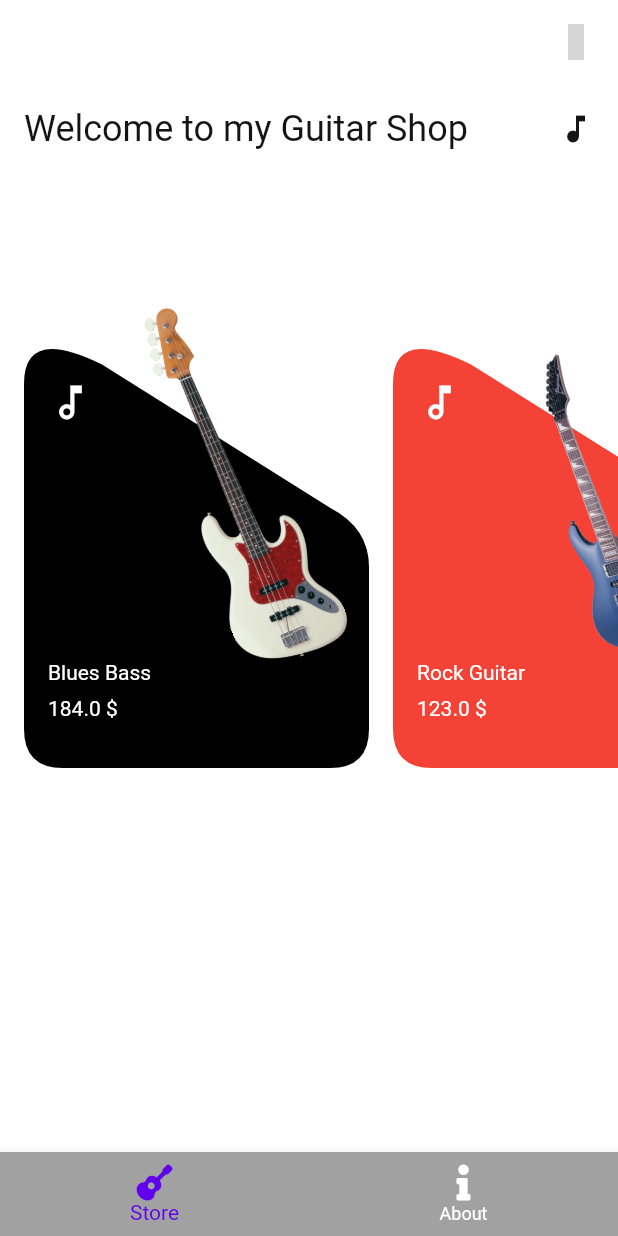
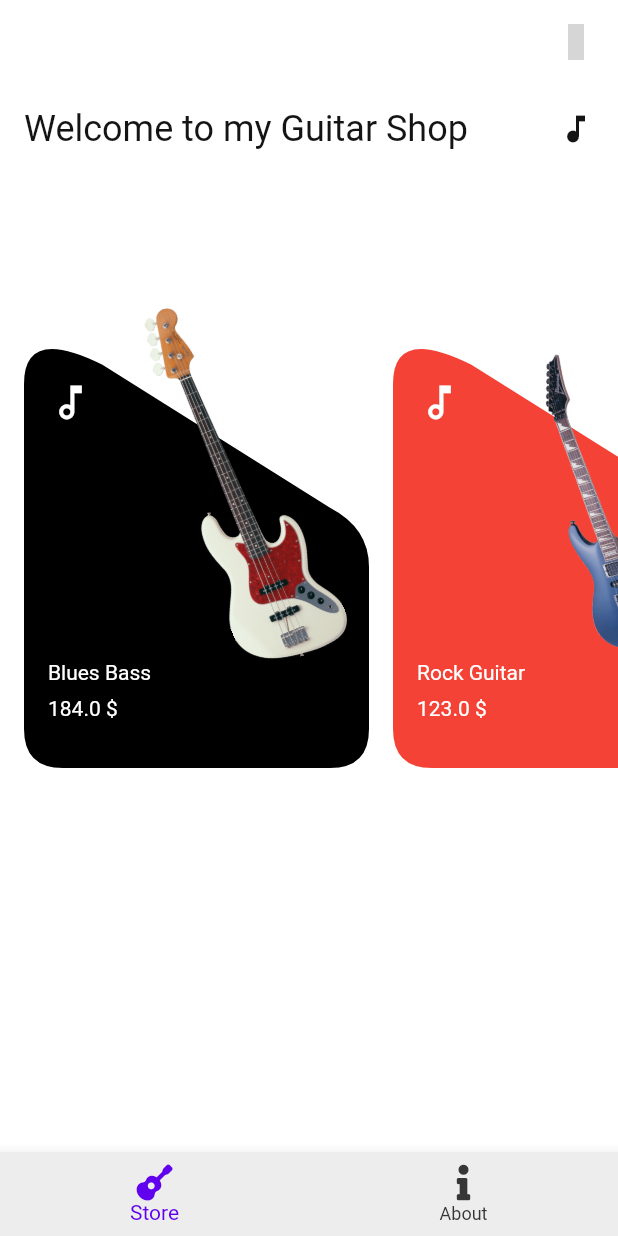
Before and after one commit to Sal7one/Guitar-Experimental-App-Flutter, a Flutter app: the screen it shows after launch, on a phone screen of 412 x 824 dp. Run offline on Flutter 3.47's test engine with Material 2 defaults, Android fonts, the phone set to English and light mode, and no system bars; our stand-ins replace fluttericon, shared_preferences; grey boxes are pictures that could not be loaded.

Commit message:
about page and color work

```diff
--- a/lib/constants.dart
+++ b/lib/constants.dart
@@ -3,4 +3,5 @@ class Constants {
   static const String themePreferenceLight = "theme_light";
   static const String themePreferenceDark = "theme_dark";
   static const String storePageTitle = "Welcome to my Guitar Shop";
+  static const String aboutPageTitle = "About This App";
 }
--- /dev/null
+++ b/lib/pages/About.dart
@@ -0,0 +1,27 @@
+import 'package:flutter/material.dart';
+import 'package:guitar_shop_practice/constants.dart';
+
+class About extends StatefulWidget {
+  const About({Key? key}) : super(key: key);
+
+  @override
+  _AboutState createState() => _AboutState();
+}
+
+class _AboutState extends State<About> {
+  @override
+  Widget build(BuildContext context) {
+    return Column(
+      crossAxisAlignment: CrossAxisAlignment.center,
+      children: [
+        Container(
+          padding: const EdgeInsets.fromLTRB(15, 10, 0, 0),
+          child: Text(
+            Constants.aboutPageTitle,
+            style: Theme.of(context).textTheme.headline5,
+          ),
+        ),
+      ],
+    );
+  }
+}
--- /dev/null
+++ b/lib/pages/GuitarRoom.dart
@@ -0,0 +1,88 @@
+
+import 'package:flutter/material.dart';
+import 'package:guitar_shop_practice/pages/widgets/GuitarBackground.dart';
+import 'package:guitar_shop_practice/constants.dart';
+import 'package:guitar_shop_practice/models/Guitar.dart';
+import 'ShowRoom.dart';
+
+class GuitarRoom extends StatelessWidget {
+  const GuitarRoom({
+    Key? key,
+    required this.guitarList,
+  }) : super(key: key);
+
+  final List<Guitar> guitarList;
+
+  @override
+  Widget build(BuildContext context) {
+    return ListView(
+      children: [
+        Padding(
+          padding: const EdgeInsets.all(16),
+          child: Row(
+            mainAxisAlignment: MainAxisAlignment.spaceBetween,
+            children: [
+              Text(
+                Constants.storePageTitle,
+                style: Theme.of(context).textTheme.headline5,
+              ),
+              const Icon(Icons.music_note_sharp)
+            ],
+          ),
+        ),
+        const SizedBox(
+          height: 60,
+        ),
+        Container(
+          height: 320,
+          margin: const EdgeInsets.symmetric(vertical: 16),
+          child: ListView.builder(
+            itemCount: guitarList.length,
+            scrollDirection: Axis.horizontal,
+            physics: const BouncingScrollPhysics(),
+            padding: const EdgeInsets.symmetric(horizontal: 16),
+            itemBuilder: (context, index) {
+              return GestureDetector(
+                onTap: () {
+                  Navigator.of(context).push(
+                    MaterialPageRoute(
+                      builder: (_) =>
+                          ShowRoom(theGuitar: guitarList[index]),
+                    ),
+                  );
+                },
+                child: Container(
+                  width: 230,
+                  margin: const EdgeInsets.only(right: 16),
+                  child: Stack(
+                    children: <Widget>[
+                      Padding(
+                        padding: const EdgeInsets.only(top: 25),
+                        child: GuitarBackground(index, 230, context),
+                      ),
+                      Positioned(
+                        right: 55,
+                        bottom: 65,
+                        child: Hero(
+                          tag: "hero${guitarList[index].imgPath}",
+                          child: Transform.rotate(
+                            angle: -0.4,
+                            child: Image(
+                              width: 75,
+                              image: AssetImage(
+                                  "images/${guitarList[index].imgPath}"), // TODO IMAGE HELPER UTIL for folders
+                            ),
+                          ),
+                        ),
+                      ),
+                    ],
+                  ),
+                ),
+              );
+            },
+          ),
+        ),
+      ],
+    );
+  }
+}
--- a/lib/pages/StorePage.dart
+++ b/lib/pages/StorePage.dart
@@ -2,11 +2,11 @@ import 'package:flutter/material.dart';
 import 'package:fluttericon/font_awesome5_icons.dart';
 import 'package:fluttericon/typicons_icons.dart';
 import 'package:guitar_shop_practice/constants.dart';
+import 'package:guitar_shop_practice/pages/About.dart';
+import 'package:guitar_shop_practice/pages/GuitarRoom.dart';
 import 'package:guitar_shop_practice/resources/theme/ThemeState.dart';
 import 'package:provider/provider.dart';
 import 'package:guitar_shop_practice/models/Guitar.dart';
-import 'package:guitar_shop_practice/pages/widgets/GuitarBackground.dart';
-import 'ShowRoom.dart';
 
 class StorePage extends StatefulWidget {
   const StorePage({Key? key}) : super(key: key);
@@ -18,6 +18,7 @@ class StorePage extends StatefulWidget {
 class _StorePageState extends State<StorePage> {
   List<Guitar> guitarList = Guitar.list;
   late var themeProvider;
+  int currentPage = 0;
 
   @override
   void initState() {
@@ -35,27 +36,9 @@ class _StorePageState extends State<StorePage> {
 
   isDark() => themeProvider.userTheme == Constants.themePreferenceDark;
 
-  int _selectedIndex = 0;
-  static const TextStyle optionStyle =
-  TextStyle(fontSize: 30, fontWeight: FontWeight.bold);
-  static const List<Widget> _widgetOptions = <Widget>[
-    Text(
-      'Index 0: Home',
-      style: optionStyle,
-    ),
-    Text(
-      'Index 1: Business',
-      style: optionStyle,
-    ),
-    Text(
-      'Index 2: School',
-      style: optionStyle,
-    ),
-  ];
-
   void _onItemTapped(int index) {
     setState(() {
-      _selectedIndex = index;
+      currentPage = index;
     });
   }
 
@@ -74,9 +57,11 @@ class _StorePageState extends State<StorePage> {
               label: 'About',
             ),
           ],
-          currentIndex: _selectedIndex,
-          backgroundColor: Theme.of(context).bottomNavigationBarTheme.backgroundColor,
-          selectedItemColor: Theme.of(context).bottomNavigationBarTheme.selectedItemColor,
+          currentIndex: currentPage,
+          backgroundColor:
+              Theme.of(context).bottomNavigationBarTheme.backgroundColor,
+          selectedItemColor:
+              Theme.of(context).bottomNavigationBarTheme.selectedItemColor,
           onTap: _onItemTapped,
         ),
         appBar:
@@ -96,75 +81,7 @@ class _StorePageState extends State<StorePage> {
             ),
           ),
         ]),
-        body: ListView(
-          children: [
-            Padding(
-              padding: const EdgeInsets.all(16),
-              child: Row(
-                mainAxisAlignment: MainAxisAlignment.spaceBetween,
-                children: [
-                  Text(
-                    Constants.storePageTitle,
-                    style: Theme.of(context).textTheme.headline5,
-                  ),
-                  const Icon(Icons.music_note_sharp)
-                ],
-              ),
-            ),
-            const SizedBox(
-              height: 60,
-            ),
-            Container(
-              height: 320,
-              margin: const EdgeInsets.symmetric(vertical: 16),
-              child: ListView.builder(
-                itemCount: guitarList.length,
-                scrollDirection: Axis.horizontal,
-                physics: const BouncingScrollPhysics(),
-                padding: const EdgeInsets.symmetric(horizontal: 16),
-                itemBuilder: (context, index) {
-                  return GestureDetector(
-                    onTap: () {
-                      Navigator.of(context).push(
-                        MaterialPageRoute(
-                          builder: (_) =>
-                              ShowRoom(theGuitar: guitarList[index]),
-                        ),
-                      );
-                    },
-                    child: Container(
-                      width: 230,
-                      margin: const EdgeInsets.only(right: 16),
-                      child: Stack(
-                        children: <Widget>[
-                          Padding(
-                            padding: const EdgeInsets.only(top: 25),
-                            child: GuitarBackground(index, 230, context),
-                          ),
-                          Positioned(
-                            right: 55,
-                            bottom: 65,
-                            child: Hero(
-                              tag: "hero${guitarList[index].imgPath}",
-                              child: Transform.rotate(
-                                angle: -0.4,
-                                child: Image(
-                                  width: 75,
-                                  image: AssetImage(
-                                      "images/${guitarList[index].imgPath}"), // TODO IMAGE HELPER UTIL for folders
-                                ),
-                              ),
-                            ),
-                          ),
-                        ],
-                      ),
-                    ),
-                  );
-                },
-              ),
-            ),
-          ],
-        ),
+        body: currentPage == 0? GuitarRoom(guitarList: guitarList) : const About(),
       ),
     );
   }
--- a/lib/repo/DataStore.dart
+++ b/lib/repo/DataStore.dart
@@ -22,12 +22,12 @@ class DataStore {
     _prefs = await SharedPreferences.getInstance();
   }
 
-  // get string
+  // get string TODO ADD NULL CHECKS
   static String getString(String key, String defValue) {
     return _prefs?.getString(key) ?? defValue;
   }
 
-  // put string
+  // put string TODO ADD NULL CHECKS
   static Future<bool>? putString(String key, String? value) {
     return _prefs!.setString(key, value!);
   }
--- a/lib/resources/colors/Colors.dart
+++ b/lib/resources/colors/Colors.dart
@@ -16,9 +16,9 @@ class LightColors extends ApplicationColors {
   static const Color appBarContent = Color(0xFFFFFFFF);
   static const Color white = Color(0xFFFFFFFF);
   static const Color black = Color(0xFF141414);
-  static const Color bottomNavBackground =  Color(0xFFa1a1a1);
+  static const Color bottomNavBackground =  Color(0xFFededed);
   static const Color bottomNavItem =  Color(0xFF6002EE);
-  static const Color bottomNavItemNotSelected =  Color(0xFFFFFFFF);
+  static const Color bottomNavItemNotSelected =  Color(0xFF363636);
   static const Color textPrimary = TextColors.lightPrimary;
   static const Color textSecondary = TextColors.lightSecondary;
 }
@@ -26,13 +26,13 @@ class LightColors extends ApplicationColors {
 class DarkColors extends ApplicationColors {
   static const Color primary = Color(0xFFBB86FA);
   static const Color secondary = Color(0xFF6002EE);
-  static const Color scaffold = Color(0xFF141414);
+  static const Color scaffold = Color(0xFF032536);
   static const Color appBarBackground = Color(0xFFFFFFFF);
   static const Color appBarContent = Color(0xFF141414);
   static const Color white = Color(0xFFFFFFFF);
-  static const Color bottomNavBackground =  Color(0xFFFFFFFF);
-  static const Color bottomNavItem =  Color(0xFFfca103);
-  static const Color bottomNavItemNotSelected =  Color(0xFF141414);
+  static const Color bottomNavBackground =  Color(0xFFdedede);
+  static const Color bottomNavItem =  Color(0xFFffa629);
+  static const Color bottomNavItemNotSelected =  Color(0xFF363636);
   static const Color black = Color(0xFF141414);
   static const Color textPrimary = TextColors.darkPrimary;
   static const Color textSecondary = TextColors.darkPrimary;
```
